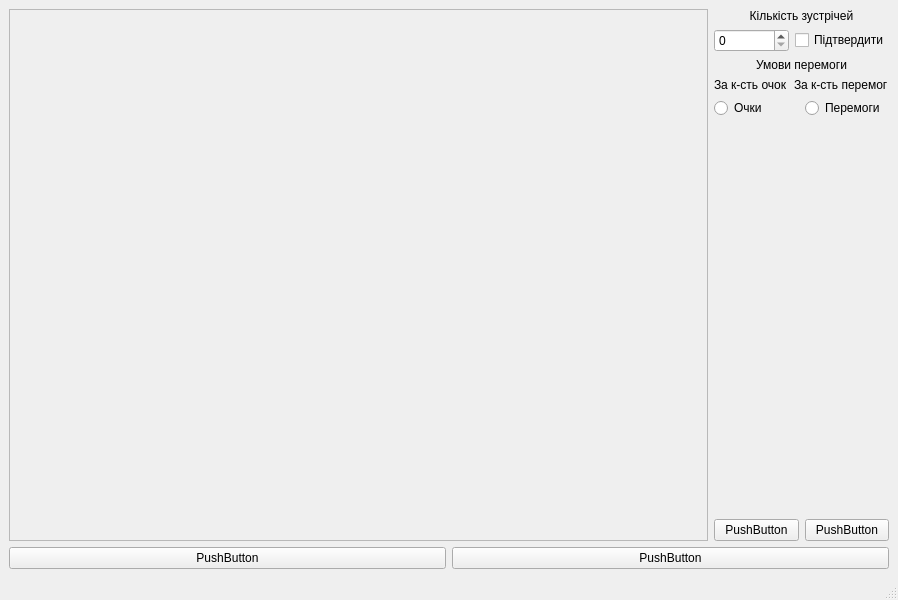
Above: mainwindow.ui from cybermavka/AFTD before the change. Below: the same form after it.
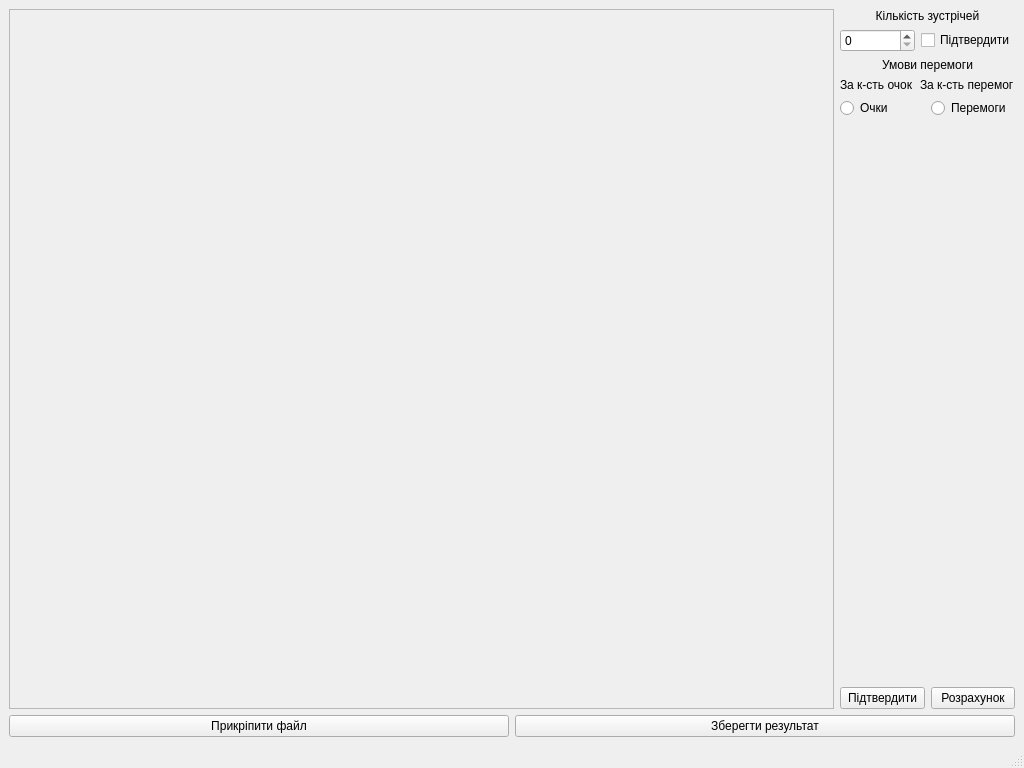
That is the form after the change.

Commit message: Rename button

The edit to the form file:
```diff
--- a/mainwindow.ui
+++ b/mainwindow.ui
@@ -6,8 +6,8 @@
    <rect>
     <x>0</x>
     <y>0</y>
-    <width>898</width>
-    <height>600</height>
+    <width>1024</width>
+    <height>768</height>
    </rect>
   </property>
   <property name="windowTitle">
@@ -19,6 +19,9 @@
      <layout class="QHBoxLayout" name="horizontalLayout">
       <item>
        <widget class="QScrollArea" name="scrollArea">
+        <property name="enabled">
+         <bool>true</bool>
+        </property>
         <property name="widgetResizable">
          <bool>true</bool>
         </property>
@@ -27,8 +30,8 @@
           <rect>
            <x>0</x>
            <y>0</y>
-           <width>637</width>
-           <height>490</height>
+           <width>763</width>
+           <height>658</height>
           </rect>
          </property>
         </widget>
@@ -136,14 +139,14 @@
           <item>
            <widget class="QPushButton" name="pushButton_4">
             <property name="text">
-             <string>PushButton</string>
+             <string>Підтвердити</string>
             </property>
            </widget>
           </item>
           <item>
            <widget class="QPushButton" name="pushButton_7">
             <property name="text">
-             <string>PushButton</string>
+             <string>Розрахунок</string>
             </property>
            </widget>
           </item>
@@ -158,14 +161,14 @@
       <item>
        <widget class="QPushButton" name="pushButton">
         <property name="text">
-         <string>PushButton</string>
+         <string>Прикріпити файл</string>
         </property>
        </widget>
       </item>
       <item>
        <widget class="QPushButton" name="pushButton_2">
         <property name="text">
-         <string>PushButton</string>
+         <string>Зберегти результат</string>
         </property>
        </widget>
       </item>
```
Left out of the diff: 2 changed lines with no effect on the pictures.
